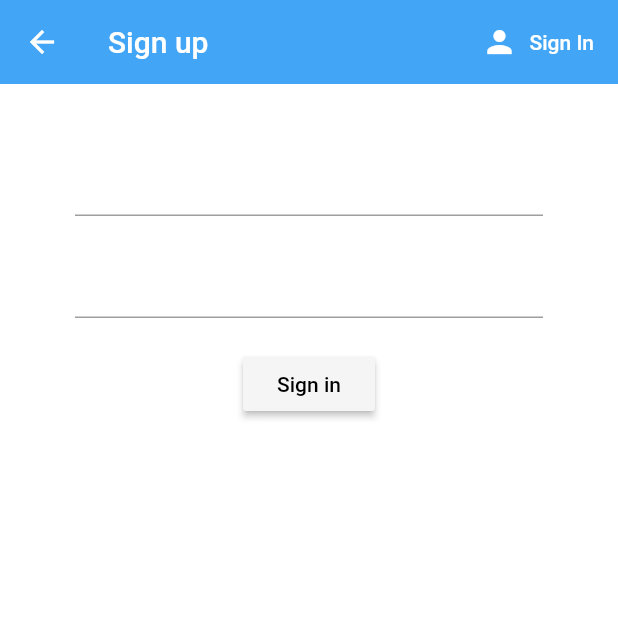
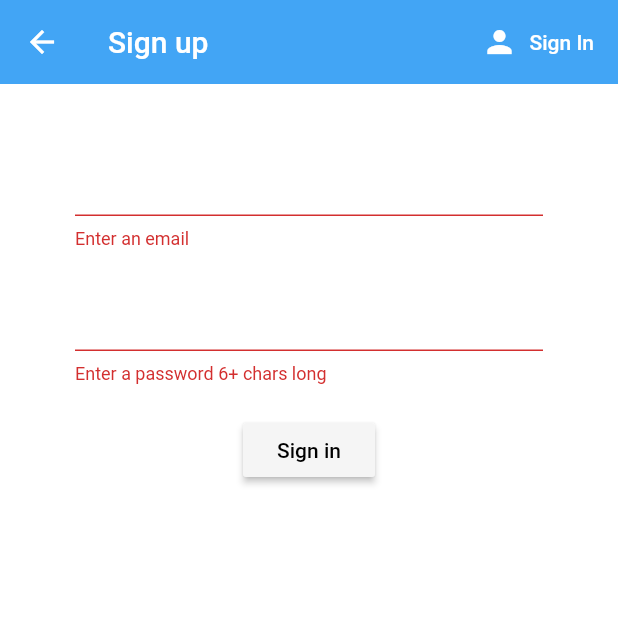
Before and after one commit to user-cube/iStudy-Flutter, a Flutter app: the Register screen opened directly, after a tap on "Sign in", on a phone screen of 412 x 824 dp, the top half of it. Run offline on Flutter 3.47's test engine with Material 2 defaults, Android fonts, the light colour scheme and no system bars; our stand-ins replace firebase_auth; accounts and stored records are empty.

Commit message:
sign up working

```diff
--- a/istudy/lib/screens/authenticate/register.dart
+++ b/istudy/lib/screens/authenticate/register.dart
@@ -10,9 +10,12 @@ class Register extends StatefulWidget {
 
 class _RegisterState extends State<Register> {
   final AuthService _authService = AuthService();
+  final _formKey = GlobalKey<FormState>();
 
   String email = '';
   String password = '';
+  String error = '';
+
   @override
   Widget build(BuildContext context) {
     return Scaffold(
@@ -41,12 +44,15 @@ class _RegisterState extends State<Register> {
       body: Container(
         padding: EdgeInsets.symmetric(vertical: 20.0, horizontal: 50.0),
         child: Form(
+          key: _formKey,
           child: Column(
             children: <Widget>[
               SizedBox(
                 height: 20.0,
               ),
               TextFormField(
+                validator: (val) =>
+                    val.isEmpty || !val.contains('@') ? 'Enter an email' : null,
                 onChanged: (val) {
                   setState(() => email = val);
                 },
@@ -56,6 +62,8 @@ class _RegisterState extends State<Register> {
               ),
               TextFormField(
                 obscureText: true,
+                validator: (val) =>
+                    val.length < 6 ? 'Enter a password 6+ chars long' : null,
                 onChanged: (val) {
                   setState(() => password = val);
                 },
@@ -72,10 +80,24 @@ class _RegisterState extends State<Register> {
                   ),
                 ),
                 onPressed: () async {
-                  print(email);
-                  print(password);
+                  if (_formKey.currentState.validate()) {
+                    dynamic result = await _authService.signUp(email, password);
+                    if (result == null) {
+                      setState(() => 'Please supply a valid combination.');
+                    }
+                  }
                 },
               ),
+              SizedBox(
+                height: 12.0,
+              ),
+              Text(
+                error,
+                style: TextStyle(
+                  color: Colors.red,
+                  fontSize: 14.0,
+                ),
+              )
             ],
           ),
         ),
```
Also changed, not shown: istudy/lib/services/auth.dart (+12 -0 lines).
